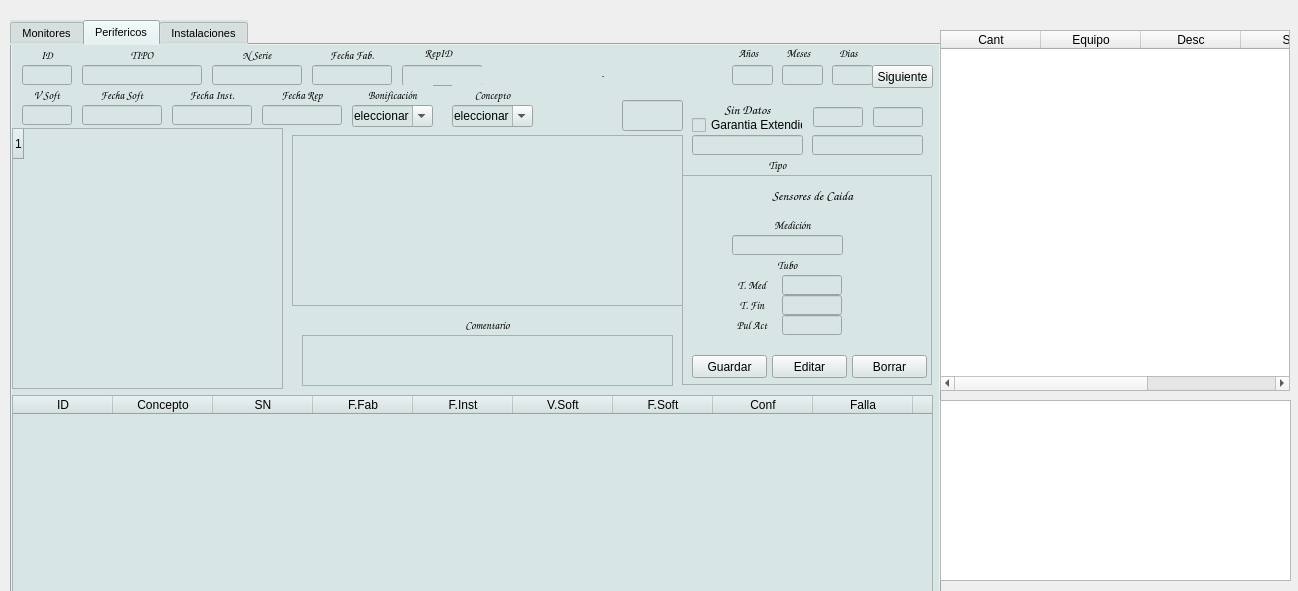
Above: reparaciones.ui from Matias2178/Sistema_Postventa before the change. Below: the same form after it.
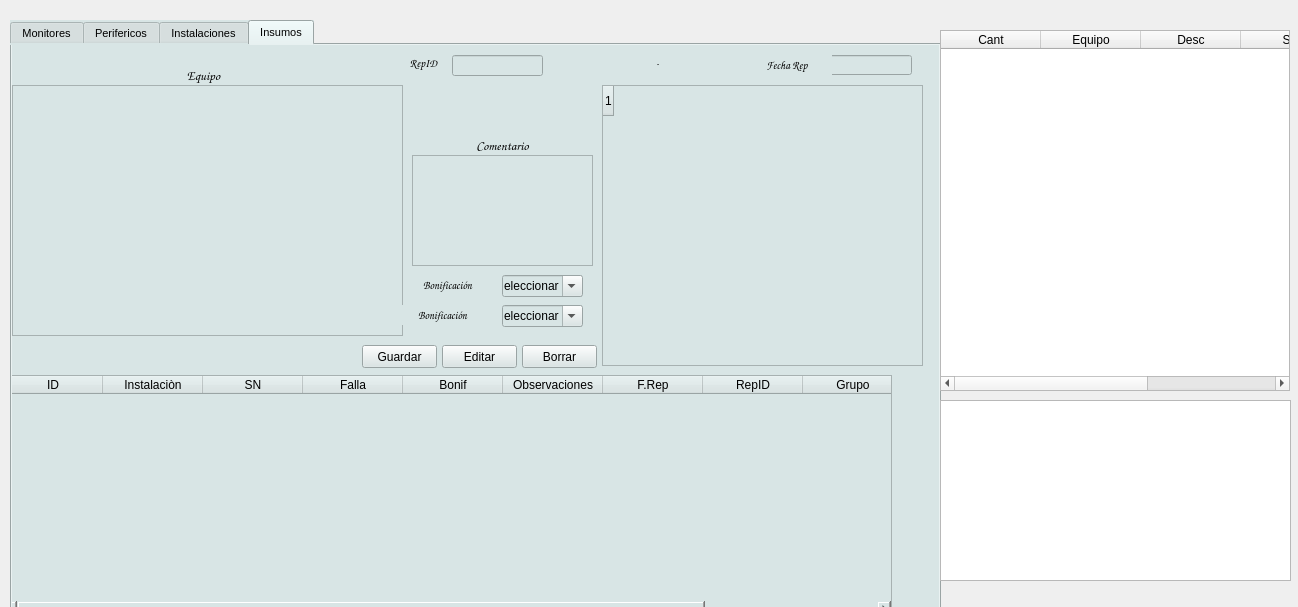
That is the form after the change. Icons and pictures are not drawn.

Patch:
```diff
--- a/reparaciones.ui
+++ b/reparaciones.ui
@@ -7,7 +7,7 @@
     <x>0</x>
     <y>0</y>
     <width>1298</width>
-    <height>591</height>
+    <height>607</height>
    </rect>
   </property>
   <property name="windowTitle">
@@ -31,7 +31,7 @@
     <string notr="true">background-color: rgb(216, 229, 229);</string>
    </property>
    <property name="currentIndex">
-    <number>1</number>
+    <number>3</number>
    </property>
    <widget class="QWidget" name="Monitores">
     <attribute name="title">
@@ -5783,6 +5783,522 @@
      </item>
     </widget>
    </widget>
+   <widget class="QWidget" name="Insumos">
+    <attribute name="title">
+     <string>Insumos</string>
+    </attribute>
+    <widget class="QTableWidget" name="ProdInsumos">
+     <property name="geometry">
+      <rect>
+       <x>0</x>
+       <y>40</y>
+       <width>391</width>
+       <height>251</height>
+      </rect>
+     </property>
+     <property name="selectionBehavior">
+      <enum>QAbstractItemView::SelectRows</enum>
+     </property>
+    </widget>
+    <widget class="QLabel" name="label_44">
+     <property name="geometry">
+      <rect>
+       <x>1</x>
+       <y>21</y>
+       <width>381</width>
+       <height>19</height>
+      </rect>
+     </property>
+     <property name="font">
+      <font>
+       <family>Comic Sans MS</family>
+       <pointsize>10</pointsize>
+       <weight>75</weight>
+       <bold>true</bold>
+      </font>
+     </property>
+     <property name="frameShadow">
+      <enum>QFrame::Plain</enum>
+     </property>
+     <property name="lineWidth">
+      <number>0</number>
+     </property>
+     <property name="text">
+      <string>Equipo</string>
+     </property>
+     <property name="alignment">
+      <set>Qt::AlignCenter</set>
+     </property>
+    </widget>
+    <widget class="QLabel" name="label_45">
+     <property name="geometry">
+      <rect>
+       <x>400</x>
+       <y>90</y>
+       <width>181</width>
+       <height>20</height>
+      </rect>
+     </property>
+     <property name="font">
+      <font>
+       <family>Comic Sans MS</family>
+       <pointsize>10</pointsize>
+       <weight>75</weight>
+       <bold>true</bold>
+      </font>
+     </property>
+     <property name="frameShadow">
+      <enum>QFrame::Plain</enum>
+     </property>
+     <property name="lineWidth">
+      <number>0</number>
+     </property>
+     <property name="text">
+      <string>Comentario</string>
+     </property>
+     <property name="alignment">
+      <set>Qt::AlignCenter</set>
+     </property>
+    </widget>
+    <widget class="QLabel" name="lID_32">
+     <property name="geometry">
+      <rect>
+       <x>390</x>
+       <y>10</y>
+       <width>43</width>
+       <height>16</height>
+      </rect>
+     </property>
+     <property name="font">
+      <font>
+       <family>Comic Sans MS</family>
+       <pointsize>8</pointsize>
+       <weight>75</weight>
+       <bold>true</bold>
+      </font>
+     </property>
+     <property name="text">
+      <string>RepID</string>
+     </property>
+     <property name="alignment">
+      <set>Qt::AlignCenter</set>
+     </property>
+    </widget>
+    <widget class="QPushButton" name="InsumosEditar">
+     <property name="geometry">
+      <rect>
+       <x>430</x>
+       <y>300</y>
+       <width>75</width>
+       <height>23</height>
+      </rect>
+     </property>
+     <property name="text">
+      <string>Editar</string>
+     </property>
+    </widget>
+    <widget class="QLineEdit" name="InsumosFechaRep">
+     <property name="geometry">
+      <rect>
+       <x>810</x>
+       <y>10</y>
+       <width>90</width>
+       <height>20</height>
+      </rect>
+     </property>
+     <property name="font">
+      <font>
+       <family>Times New Roman</family>
+       <pointsize>10</pointsize>
+       <weight>75</weight>
+       <bold>true</bold>
+      </font>
+     </property>
+     <property name="contextMenuPolicy">
+      <enum>Qt::DefaultContextMenu</enum>
+     </property>
+     <property name="layoutDirection">
+      <enum>Qt::LeftToRight</enum>
+     </property>
+     <property name="styleSheet">
+      <string notr="true"/>
+     </property>
+     <property name="text">
+      <string/>
+     </property>
+     <property name="alignment">
+      <set>Qt::AlignCenter</set>
+     </property>
+    </widget>
+    <widget class="QTableWidget" name="InsumosFallas">
+     <property name="geometry">
+      <rect>
+       <x>590</x>
+       <y>40</y>
+       <width>321</width>
+       <height>281</height>
+      </rect>
+     </property>
+     <row>
+      <property name="text">
+       <string>1</string>
+      </property>
+     </row>
+    </widget>
+    <widget class="QLabel" name="lID_27">
+     <property name="geometry">
+      <rect>
+       <x>390</x>
+       <y>260</y>
+       <width>81</width>
+       <height>20</height>
+      </rect>
+     </property>
+     <property name="font">
+      <font>
+       <family>Comic Sans MS</family>
+       <pointsize>8</pointsize>
+       <weight>75</weight>
+       <bold>true</bold>
+      </font>
+     </property>
+     <property name="text">
+      <string>Bonificación</string>
+     </property>
+     <property name="alignment">
+      <set>Qt::AlignCenter</set>
+     </property>
+    </widget>
+    <widget class="QTextEdit" name="InsumosComentario">
+     <property name="geometry">
+      <rect>
+       <x>400</x>
+       <y>110</y>
+       <width>181</width>
+       <height>111</height>
+      </rect>
+     </property>
+    </widget>
+    <widget class="QPushButton" name="InsumosBorrar">
+     <property name="geometry">
+      <rect>
+       <x>510</x>
+       <y>300</y>
+       <width>75</width>
+       <height>23</height>
+      </rect>
+     </property>
+     <property name="text">
+      <string>Borrar</string>
+     </property>
+    </widget>
+    <widget class="QPushButton" name="InsumosGuardar">
+     <property name="geometry">
+      <rect>
+       <x>350</x>
+       <y>300</y>
+       <width>75</width>
+       <height>23</height>
+      </rect>
+     </property>
+     <property name="text">
+      <string>Guardar</string>
+     </property>
+    </widget>
+    <widget class="QLabel" name="label_49">
+     <property name="geometry">
+      <rect>
+       <x>730</x>
+       <y>10</y>
+       <width>90</width>
+       <height>20</height>
+      </rect>
+     </property>
+     <property name="font">
+      <font>
+       <family>Comic Sans MS</family>
+       <pointsize>8</pointsize>
+       <weight>75</weight>
+       <bold>true</bold>
+      </font>
+     </property>
+     <property name="text">
+      <string>Fecha Rep</string>
+     </property>
+     <property name="alignment">
+      <set>Qt::AlignCenter</set>
+     </property>
+    </widget>
+    <widget class="QLabel" name="lID_33">
+     <property name="geometry">
+      <rect>
+       <x>400</x>
+       <y>230</y>
+       <width>71</width>
+       <height>20</height>
+      </rect>
+     </property>
+     <property name="font">
+      <font>
+       <family>Comic Sans MS</family>
+       <pointsize>8</pointsize>
+       <weight>75</weight>
+       <bold>true</bold>
+      </font>
+     </property>
+     <property name="text">
+      <string>Bonificación</string>
+     </property>
+     <property name="alignment">
+      <set>Qt::AlignCenter</set>
+     </property>
+    </widget>
+    <widget class="QComboBox" name="InsumosBonificacion">
+     <property name="geometry">
+      <rect>
+       <x>490</x>
+       <y>230</y>
+       <width>81</width>
+       <height>22</height>
+      </rect>
+     </property>
+     <property name="editable">
+      <bool>true</bool>
+     </property>
+     <item>
+      <property name="text">
+       <string>Seleccionar</string>
+      </property>
+     </item>
+     <item>
+      <property name="text">
+       <string>100% </string>
+      </property>
+     </item>
+     <item>
+      <property name="text">
+       <string>0%</string>
+      </property>
+     </item>
+     <item>
+      <property name="text">
+       <string>97.5%</string>
+      </property>
+     </item>
+     <item>
+      <property name="text">
+       <string>95%</string>
+      </property>
+     </item>
+     <item>
+      <property name="text">
+       <string>93%</string>
+      </property>
+     </item>
+     <item>
+      <property name="text">
+       <string>90%</string>
+      </property>
+     </item>
+     <item>
+      <property name="text">
+       <string>85%</string>
+      </property>
+     </item>
+     <item>
+      <property name="text">
+       <string>80%</string>
+      </property>
+     </item>
+     <item>
+      <property name="text">
+       <string>70%</string>
+      </property>
+     </item>
+     <item>
+      <property name="text">
+       <string>50%</string>
+      </property>
+     </item>
+     <item>
+      <property name="text">
+       <string>35%</string>
+      </property>
+     </item>
+     <item>
+      <property name="text">
+       <string>30%</string>
+      </property>
+     </item>
+     <item>
+      <property name="text">
+       <string>25%</string>
+      </property>
+     </item>
+     <item>
+      <property name="text">
+       <string>20%</string>
+      </property>
+     </item>
+     <item>
+      <property name="text">
+       <string>15%</string>
+      </property>
+     </item>
+     <item>
+      <property name="text">
+       <string>10%</string>
+      </property>
+     </item>
+    </widget>
+    <widget class="QTableWidget" name="InsumosDatos">
+     <property name="geometry">
+      <rect>
+       <x>-10</x>
+       <y>330</y>
+       <width>890</width>
+       <height>241</height>
+      </rect>
+     </property>
+     <property name="styleSheet">
+      <string notr="true">selection-background-color: rgb(85, 255, 0);</string>
+     </property>
+     <property name="selectionBehavior">
+      <enum>QAbstractItemView::SelectRows</enum>
+     </property>
+     <column>
+      <property name="text">
+       <string>ID</string>
+      </property>
+     </column>
+     <column>
+      <property name="text">
+       <string>Instalaciòn</string>
+      </property>
+     </column>
+     <column>
+      <property name="text">
+       <string>SN</string>
+      </property>
+     </column>
+     <column>
+      <property name="text">
+       <string>Falla</string>
+      </property>
+     </column>
+     <column>
+      <property name="text">
+       <string>Bonif</string>
+      </property>
+     </column>
+     <column>
+      <property name="text">
+       <string>Observaciones</string>
+      </property>
+     </column>
+     <column>
+      <property name="text">
+       <string>F.Rep</string>
+      </property>
+     </column>
+     <column>
+      <property name="text">
+       <string>RepID</string>
+      </property>
+     </column>
+     <column>
+      <property name="text">
+       <string>Grupo</string>
+      </property>
+     </column>
+     <column>
+      <property name="text">
+       <string>Concepto</string>
+      </property>
+     </column>
+    </widget>
+    <widget class="QComboBox" name="InsumosConcepto">
+     <property name="geometry">
+      <rect>
+       <x>490</x>
+       <y>260</y>
+       <width>81</width>
+       <height>22</height>
+      </rect>
+     </property>
+     <property name="editable">
+      <bool>true</bool>
+     </property>
+     <item>
+      <property name="text">
+       <string>Seleccionar</string>
+      </property>
+     </item>
+    </widget>
+    <widget class="QLineEdit" name="InsumosRepId">
+     <property name="enabled">
+      <bool>false</bool>
+     </property>
+     <property name="geometry">
+      <rect>
+       <x>440</x>
+       <y>10</y>
+       <width>91</width>
+       <height>21</height>
+      </rect>
+     </property>
+     <property name="font">
+      <font>
+       <family>Times New Roman</family>
+       <pointsize>9</pointsize>
+       <weight>75</weight>
+       <bold>true</bold>
+      </font>
+     </property>
+     <property name="contextMenuPolicy">
+      <enum>Qt::DefaultContextMenu</enum>
+     </property>
+     <property name="layoutDirection">
+      <enum>Qt::LeftToRight</enum>
+     </property>
+     <property name="inputMethodHints">
+      <set>Qt::ImhDate|Qt::ImhSensitiveData</set>
+     </property>
+     <property name="text">
+      <string/>
+     </property>
+     <property name="maxLength">
+      <number>10</number>
+     </property>
+     <property name="alignment">
+      <set>Qt::AlignCenter</set>
+     </property>
+    </widget>
+    <widget class="QLabel" name="InsumosAgente">
+     <property name="geometry">
+      <rect>
+       <x>550</x>
+       <y>10</y>
+       <width>191</width>
+       <height>16</height>
+      </rect>
+     </property>
+     <property name="font">
+      <font>
+       <family>Comic Sans MS</family>
+       <pointsize>8</pointsize>
+       <weight>75</weight>
+       <bold>true</bold>
+      </font>
+     </property>
+     <property name="text">
+      <string>-</string>
+     </property>
+     <property name="alignment">
+      <set>Qt::AlignCenter</set>
+     </property>
+    </widget>
+   </widget>
   </widget>
   <widget class="QTableWidget" name="RepTrabajo">
    <property name="geometry">
```
Left out of the diff: 28 changed lines with no effect on the pictures.
